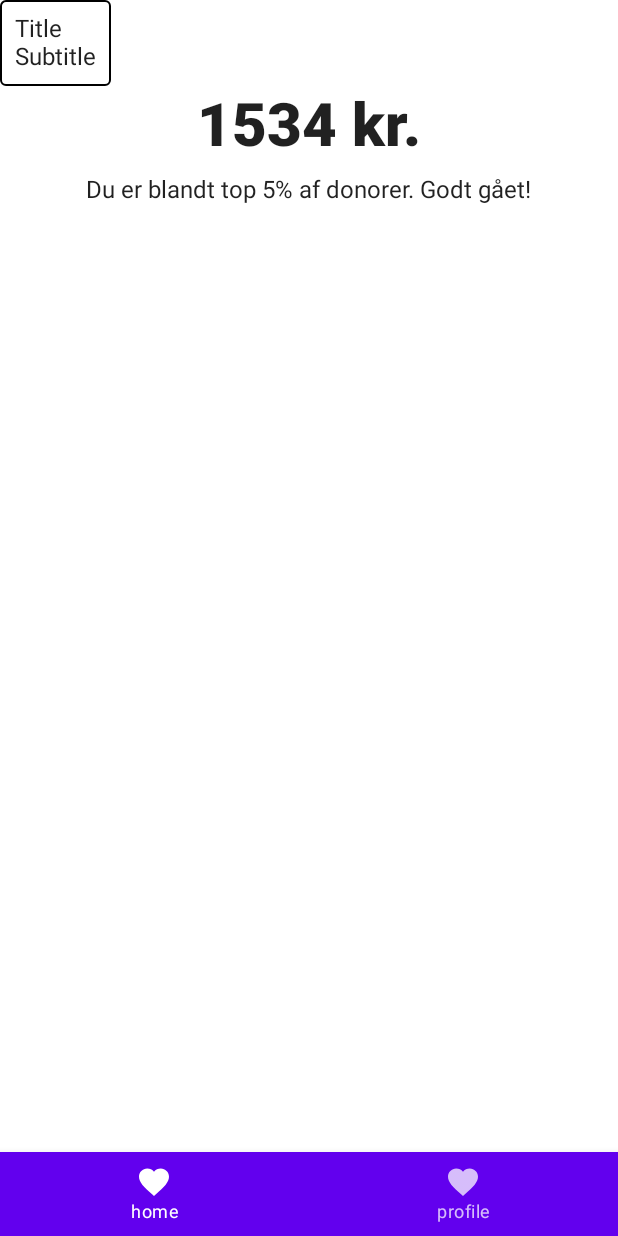
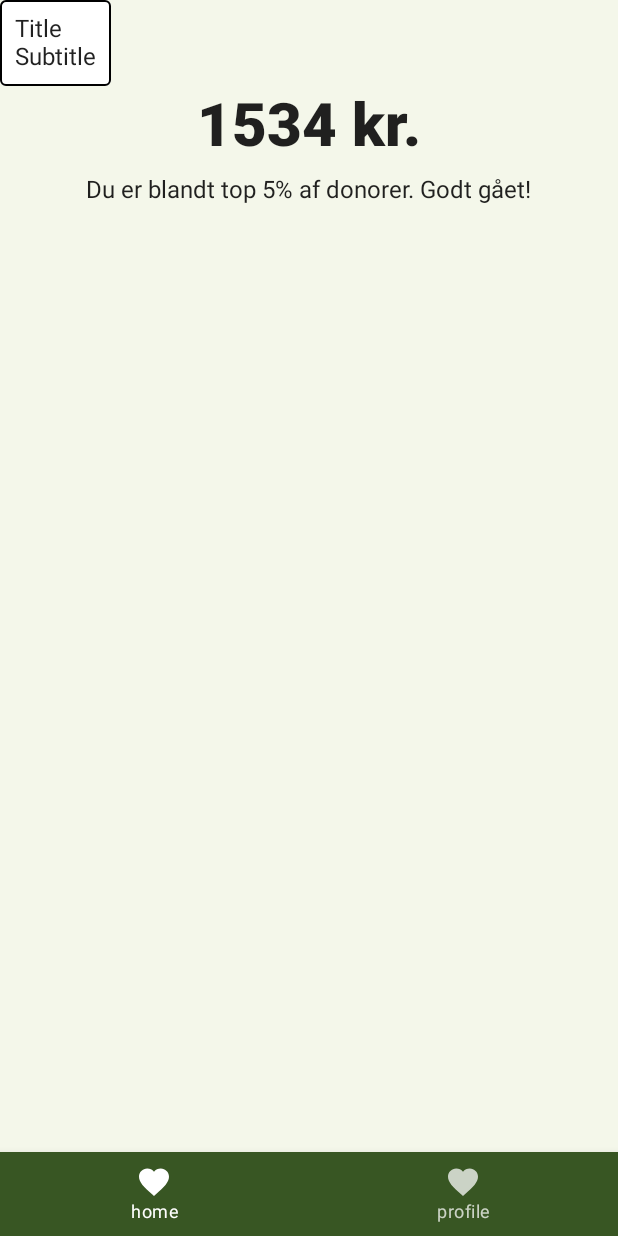
Before and after one commit to MadSoeDK/Kind, an Android app built with Jetpack Compose: the screen it shows after launch (MainActivity), on a phone screen of 412 x 824 dp. Run offline under Robolectric (Android 15) with nearby library versions, the phone set to English and light mode, and no system bars.

Commit message:
added kind colors and typography to theme

```diff
--- a/app/src/main/java/com/example/kind/View/theme/Color.kt
+++ b/app/src/main/java/com/example/kind/View/theme/Color.kt
@@ -2,7 +2,7 @@ package com.example.kind.View.theme
 
 import androidx.compose.ui.graphics.Color
 
-val Purple200 = Color(0xFFBB86FC)
-val Purple500 = Color(0xFF6200EE)
-val Purple700 = Color(0xFF3700B3)
-val Teal200 = Color(0xFF03DAC5)
+val background = Color(0xFFF4F7EA)
+val primary = Color(0xFF385623)
+val subHeading = Color(0xFF5F6743)
+val text = Color(0xFFCCCCCC)
--- a/app/src/main/java/com/example/kind/View/theme/Theme.kt
+++ b/app/src/main/java/com/example/kind/View/theme/Theme.kt
@@ -6,16 +6,11 @@ import androidx.compose.material.darkColors
 import androidx.compose.material.lightColors
 import androidx.compose.runtime.Composable
 
-private val DarkColorPalette = darkColors(
-    primary = Purple200,
-    primaryVariant = Purple700,
-    secondary = Teal200
-)
-
 private val LightColorPalette = lightColors(
-    primary = Purple500,
-    primaryVariant = Purple700,
-    secondary = Teal200
+    primary = primary,
+    background = background,
+    //primaryVariant = Purple700,
+    //secondary = Teal200
 
     /* Other default colors to override
     background = Color.White,
@@ -29,11 +24,11 @@ private val LightColorPalette = lightColors(
 
 @Composable
 fun KindTheme(darkTheme: Boolean = isSystemInDarkTheme(), content: @Composable () -> Unit) {
-    val colors = if (darkTheme) {
+    val colors = LightColorPalette/*if (darkTheme) {
         DarkColorPalette
     } else {
-        LightColorPalette
-    }
+
+    }*/
 
     MaterialTheme(
         colors = colors,
--- a/app/src/main/java/com/example/kind/View/theme/Type.kt
+++ b/app/src/main/java/com/example/kind/View/theme/Type.kt
@@ -12,6 +12,13 @@ val Typography = Typography(
         fontFamily = FontFamily.Default,
         fontWeight = FontWeight.Black,
         fontSize = 40.sp,
+        color = primary
+    ),
+    h2 = TextStyle(
+        fontFamily = FontFamily.Default,
+        fontWeight = FontWeight.Bold,
+        fontSize = 26.sp,
+        color = subHeading
     ),
     body1 = TextStyle(
         fontFamily = FontFamily.Default,
```
